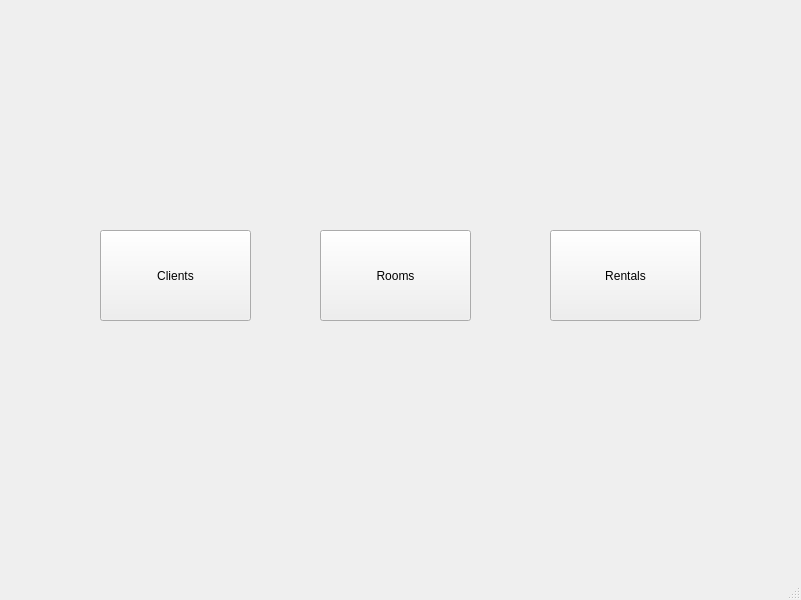
This is mainwindow.ui in sluchson/Projekt-Studia-HotelSystem as Qt 5 draws it before an edit. The edited form follows.
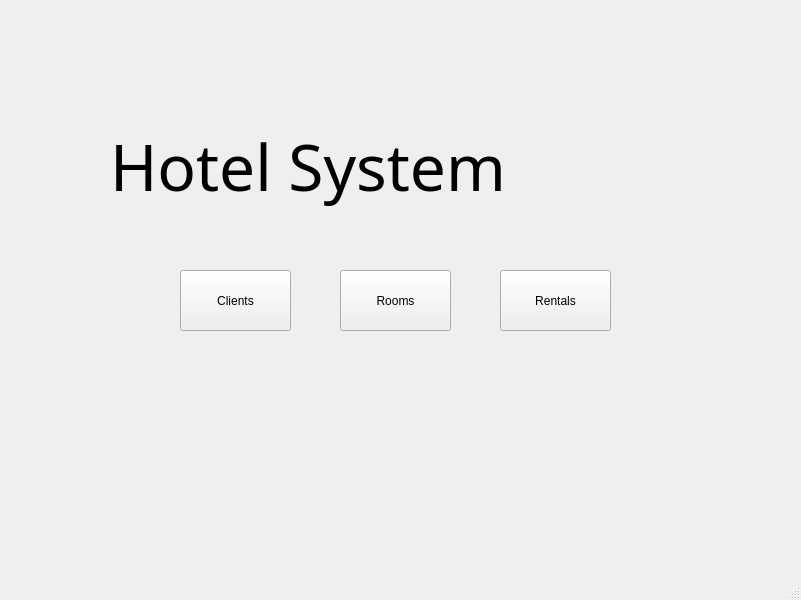
This is the edited form.

```diff
--- a/mainwindow.ui
+++ b/mainwindow.ui
@@ -26,10 +26,10 @@
    <widget class="QPushButton" name="ClientsButton">
     <property name="geometry">
      <rect>
-      <x>100</x>
-      <y>230</y>
-      <width>151</width>
-      <height>91</height>
+      <x>180</x>
+      <y>270</y>
+      <width>111</width>
+      <height>61</height>
      </rect>
     </property>
     <property name="text">
@@ -39,10 +39,10 @@
    <widget class="QPushButton" name="RoomsButton">
     <property name="geometry">
      <rect>
-      <x>320</x>
-      <y>230</y>
-      <width>151</width>
-      <height>91</height>
+      <x>340</x>
+      <y>270</y>
+      <width>111</width>
+      <height>61</height>
      </rect>
     </property>
     <property name="text">
@@ -52,16 +52,37 @@
    <widget class="QPushButton" name="RentalsButton">
     <property name="geometry">
      <rect>
-      <x>550</x>
-      <y>230</y>
-      <width>151</width>
-      <height>91</height>
+      <x>500</x>
+      <y>270</y>
+      <width>111</width>
+      <height>61</height>
      </rect>
     </property>
     <property name="text">
      <string>Rentals</string>
     </property>
    </widget>
+   <widget class="QLabel" name="label">
+    <property name="geometry">
+     <rect>
+      <x>110</x>
+      <y>110</y>
+      <width>581</width>
+      <height>111</height>
+     </rect>
+    </property>
+    <property name="font">
+     <font>
+      <family>Ravie</family>
+      <pointsize>48</pointsize>
+      <italic>false</italic>
+      <underline>false</underline>
+     </font>
+    </property>
+    <property name="text">
+     <string>Hotel System</string>
+    </property>
+   </widget>
   </widget>
   <widget class="QMenuBar" name="menubar">
    <property name="geometry">
```
